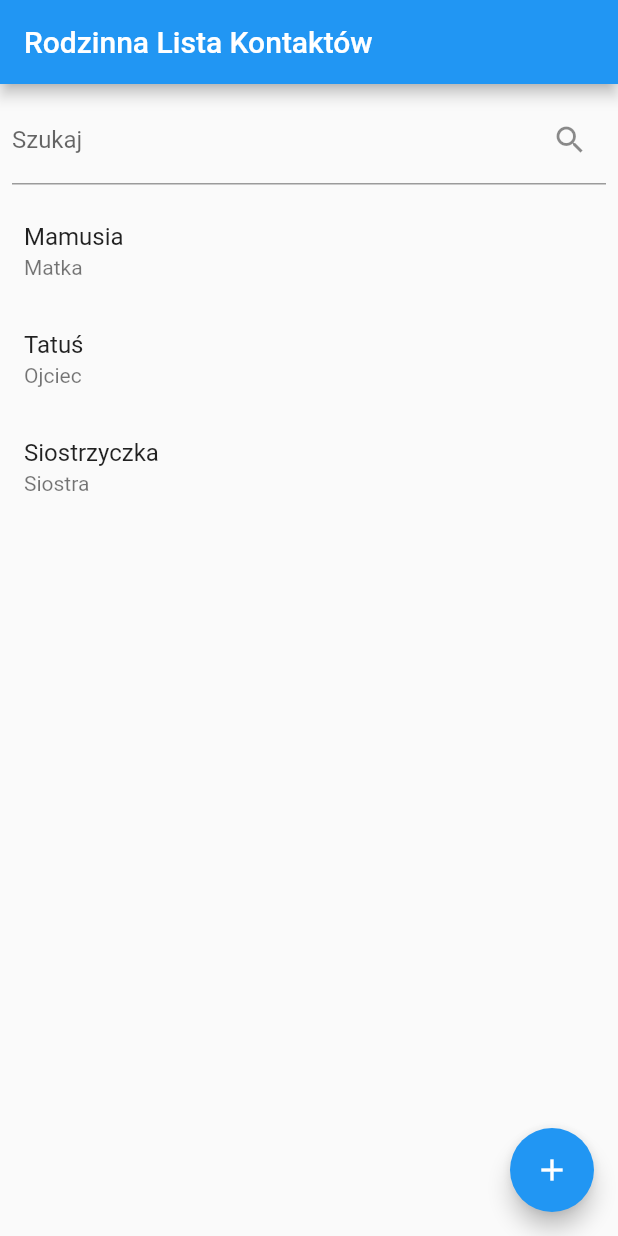
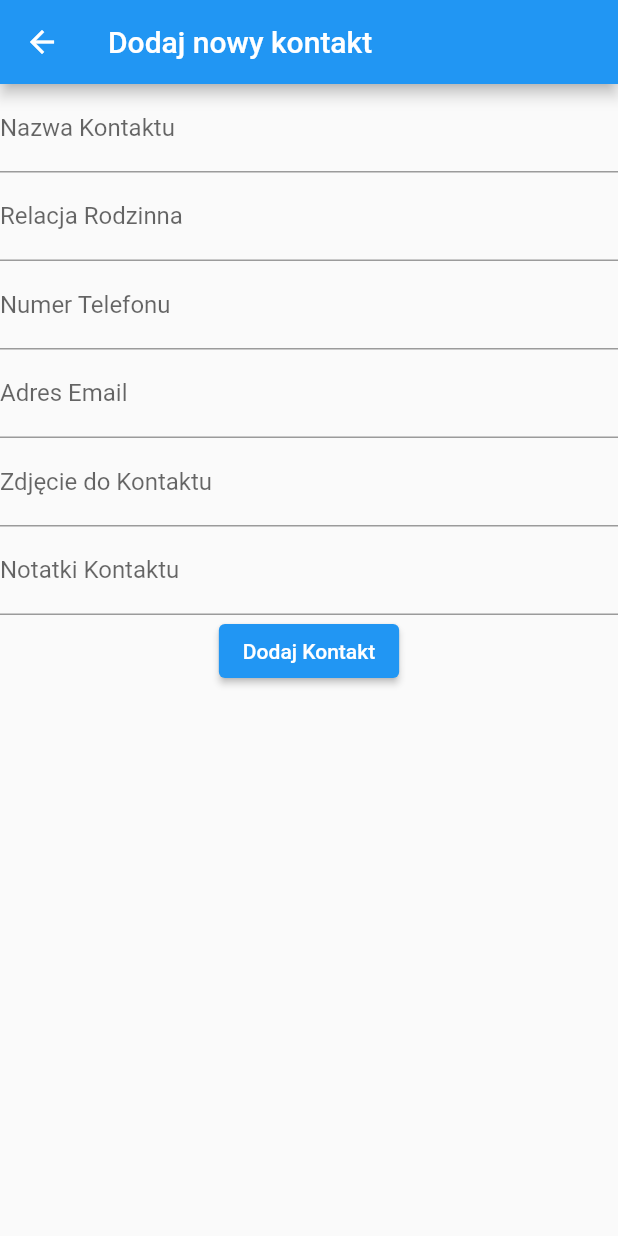
Before and after one commit to luqasz-tworzydlo/2023-Q4-1_Flutter-Dart_Mobile-Apps, a Flutter app: the screen it shows after launch, after a tap on the "add" icon, on a phone screen of 412 x 824 dp. Run offline on Flutter 3.47's test engine with Material 2 defaults, Android fonts, the phone set to English and light mode, and no system bars.

Commit message:
Add files via upload

```diff
--- a/5_Final-Exercise_contact-list-app/src/FE_cla/fin_ex_contact_list_app/lib/main.dart
+++ b/5_Final-Exercise_contact-list-app/src/FE_cla/fin_ex_contact_list_app/lib/main.dart
@@ -10,9 +10,11 @@ class Kontakt {
   String nazwaKontaktu;
   String relacjaRodzinna;
   String numerTelefonu;
+  String adresEmail;
+  String notatkiKontaktu;
   String zdjecieDoKontaktu;
 
-  Kontakt(this.nazwaKontaktu, this.relacjaRodzinna, this.numerTelefonu, this.zdjecieDoKontaktu);
+  Kontakt(this.nazwaKontaktu, this.relacjaRodzinna, this.numerTelefonu, this.adresEmail, this.notatkiKontaktu, this.zdjecieDoKontaktu);
 }
 
 class ContactListApp extends StatefulWidget {
@@ -22,31 +24,40 @@ class ContactListApp extends StatefulWidget {
 
 class _ContactListAppState extends State<ContactListApp> {
   List<Kontakt> kontakty = [
-    Kontakt("Mamusia", "Matka", "123-456-789", "images/mom.png"),
-    Kontakt("Tatuś", "Ojciec", "234-567-890", "images/dad.png"),
-    Kontakt("Siostrzyczka", "Siostra", "345-678-901", "images/sister.png")
+    Kontakt("Mamusia", "Matka", "123-456-789", "mom@example.com", "Loves gardening", "images/mom.png"),
+    Kontakt("Tatuś", "Ojciec", "234-567-890", "dad@example.com", "Enjoys fishing", "images/dad.png"),
+    Kontakt("Siostrzyczka", "Siostra", "345-678-901", "sister@example.com", "Student at university", "images/sister.png")
   ];
 
-  List<Kontakt> filtrowanieKontaktow = [];
+  List<Kontakt> filtrowaneKontakty = [];
   String wyszukajKontakt = "";
 
   @override
   void initState() {
     super.initState();
-    filtrowanieKontaktow = kontakty;
+    filtrowaneKontakty = kontakty;
+    filtrowaneKontakty.sort((a, b) => a.nazwaKontaktu.compareTo(b.nazwaKontaktu));
   }
 
-  void updateSearchQuery(String newQuery) {
+  void aktualizujSzukaneZapytanie(String noweZapytanie) {
     setState(() {
-      wyszukajKontakt = newQuery;
+      wyszukajKontakt = noweZapytanie;
       if (wyszukajKontakt.isNotEmpty) {
-        filtrowanieKontaktow = kontakty
+        filtrowaneKontakty = kontakty
             .where((contact) =>
             contact.nazwaKontaktu.toLowerCase().contains(wyszukajKontakt.toLowerCase()))
             .toList();
       } else {
-        filtrowanieKontaktow = kontakty;
+        filtrowaneKontakty = kontakty;
       }
+      filtrowaneKontakty.sort((a, b) => a.nazwaKontaktu.compareTo(b.nazwaKontaktu));
+    });
+  }
+
+  void dodajNowyKontakt(Kontakt nowyKontakt) {
+    setState(() {
+      kontakty.add(nowyKontakt);
+      kontakty.sort((a, b) => a.nazwaKontaktu.compareTo(b.nazwaKontaktu));
     });
   }
 
@@ -61,7 +72,7 @@ class _ContactListAppState extends State<ContactListApp> {
           Padding(
             padding: const EdgeInsets.all(8.0),
             child: TextField(
-              onChanged: updateSearchQuery,
+              onChanged: aktualizujSzukaneZapytanie,
               decoration: InputDecoration(
                 labelText: 'Szukaj',
                 suffixIcon: Icon(Icons.search),
@@ -70,16 +81,16 @@ class _ContactListAppState extends State<ContactListApp> {
           ),
           Expanded(
             child: ListView.builder(
-              itemCount: filtrowanieKontaktow.length,
+              itemCount: filtrowaneKontakty.length,
               itemBuilder: (context, index) {
                 return ListTile(
-                  title: Text(filtrowanieKontaktow[index].nazwaKontaktu),
-                  subtitle: Text(filtrowanieKontaktow[index].relacjaRodzinna),
+                  title: Text(filtrowaneKontakty[index].nazwaKontaktu),
+                  subtitle: Text(filtrowaneKontakty[index].relacjaRodzinna),
                   onTap: () {
                     Navigator.push(
                       context,
                       MaterialPageRoute(
-                        builder: (context) => ContactDetailsPage(filtrowanieKontaktow[index]),
+                        builder: (context) => stronaSzczegolyKontaktu(filtrowaneKontakty[index]),
                       ),
                     );
                   },
@@ -91,7 +102,10 @@ class _ContactListAppState extends State<ContactListApp> {
       ),
       floatingActionButton: FloatingActionButton(
         onPressed: () {
-          // Navigate to add new contact screen
+          Navigator.push(
+            context,
+            MaterialPageRoute(builder: (context) => stronaDodajKontakt(dodajNowyKontakt)),
+          );
         },
         child: Icon(Icons.add),
       ),
@@ -99,10 +113,83 @@ class _ContactListAppState extends State<ContactListApp> {
   }
 }
 
-class ContactDetailsPage extends StatelessWidget {
+class stronaDodajKontakt extends StatefulWidget {
+  final Function dodajKontaktCallback;
+
+  stronaDodajKontakt(this.dodajKontaktCallback);
+
+  @override
+  _stronaDodajKontaktState createState() => _stronaDodajKontaktState();
+}
+
+class _stronaDodajKontaktState extends State<stronaDodajKontakt> {
+  final _formKey = GlobalKey<FormState>();
+  String nazwaKontaktu = '';
+  String relacjaRodzinna = '';
+  String numerTelefonu = '';
+  String adresEmail = '';
+  String notatkiKontaktu = '';
+  String zdjecieDoKontaktu = '';
+
+  void _submitForm() {
+    if (_formKey.currentState!.validate()) {
+      _formKey.currentState!.save();
+      Kontakt nowyKontakt = Kontakt(nazwaKontaktu, relacjaRodzinna, numerTelefonu, adresEmail, notatkiKontaktu, zdjecieDoKontaktu);
+      widget.dodajKontaktCallback(nowyKontakt);
+      Navigator.pop(context);
+    }
+  }
+
+  @override
+  Widget build(BuildContext context) {
+    return Scaffold(
+      appBar: AppBar(
+        title: Text('Dodaj nowy kontakt'),
+      ),
+      body: Form(
+        key: _formKey,
+        child: Column(
+          children: [
+            TextFormField(
+              decoration: InputDecoration(labelText: 'Nazwa Kontaktu'),
+              validator: (value) => value!.isEmpty ? 'Wpisz nazwę dla kontaktu' : null,
+              onSaved: (value) => nazwaKontaktu = value!,
+            ),
+            TextFormField(
+              decoration: InputDecoration(labelText: 'Relacja Rodzinna'),
+              onSaved: (value) => relacjaRodzinna = value!,
+            ),
+            TextFormField(
+              decoration: InputDecoration(labelText: 'Numer Telefonu'),
+              onSaved: (value) => numerTelefonu = value!,
+            ),
+            TextFormField(
+              decoration: InputDecoration(labelText: 'Adres Email'),
+              onSaved: (value) => adresEmail = value!,
+            ),
+            TextFormField(
+              decoration: InputDecoration(labelText: 'Zdjęcie do Kontaktu'),
+              onSaved: (value) => zdjecieDoKontaktu = value!,
+            ),
+            TextFormField(
+              decoration: InputDecoration(labelText: 'Notatki Kontaktu'),
+              onSaved: (value) => notatkiKontaktu = value!,
+            ),
+            ElevatedButton(
+              onPressed: _submitForm,
+              child: Text('Dodaj Kontakt'),
+            ),
+          ],
+        ),
+      ),
+    );
+  }
+}
+
+class stronaSzczegolyKontaktu extends StatelessWidget {
   final Kontakt kontakt;
 
-  ContactDetailsPage(this.kontakt);
+  stronaSzczegolyKontaktu(this.kontakt);
 
   @override
   Widget build(BuildContext context) {
@@ -110,14 +197,51 @@ class ContactDetailsPage extends StatelessWidget {
       appBar: AppBar(
         title: Text(kontakt.nazwaKontaktu),
       ),
-      body: Center(
+      body: SingleChildScrollView(
         child: Column(
-          mainAxisAlignment: MainAxisAlignment.center,
           children: <Widget>[
-            Text('=> Nazwa Kontaktu: ${kontakt.nazwaKontaktu}'),
-            Text('=> Relacja Rodzinna: ${kontakt.relacjaRodzinna}'),
-            Text('=> Numer Telefonu: ${kontakt.numerTelefonu}'),
-            Image.asset(kontakt.zdjecieDoKontaktu, width: 100, height: 100),
+            Image.asset(kontakt.zdjecieDoKontaktu, width: 150, height: 150),
+            Row(
+              mainAxisAlignment: MainAxisAlignment.spaceEvenly,
+              children: <Widget>[
+                IconButton(
+                  icon: Icon(Icons.message),
+                  onPressed: () {
+                    // funkcja wiadomości nie jest skonfigurowana
+                  },
+                ),
+                IconButton(
+                  icon: Icon(Icons.phone),
+                  onPressed: () {
+                    // funkcja dzwonienia nie jest skonfigurowana
+                  },
+                ),
+                IconButton(
+                  icon: Icon(Icons.videocam),
+                  onPressed: () {
+                    // funkcja wideo rozmowy nie jest skonfigurowana
+                  },
+                ),
+                IconButton(
+                  icon: Icon(Icons.email),
+                  onPressed: () {
+                    // funkcja emaila nie jest skonfigurowana
+                  },
+                ),
+              ],
+            ),
+            ListTile(
+              title: Text('Numer Telefonu'),
+              subtitle: Text(kontakt.numerTelefonu),
+            ),
+            ListTile(
+              title: Text('Relacja Rodzinna'),
+              subtitle: Text(kontakt.relacjaRodzinna),
+            ),
+            ListTile(
+              title: Text('Notatki Kontaktu'),
+              subtitle: Text(kontakt.notatkiKontaktu),
+            )
           ],
         ),
       ),
```
